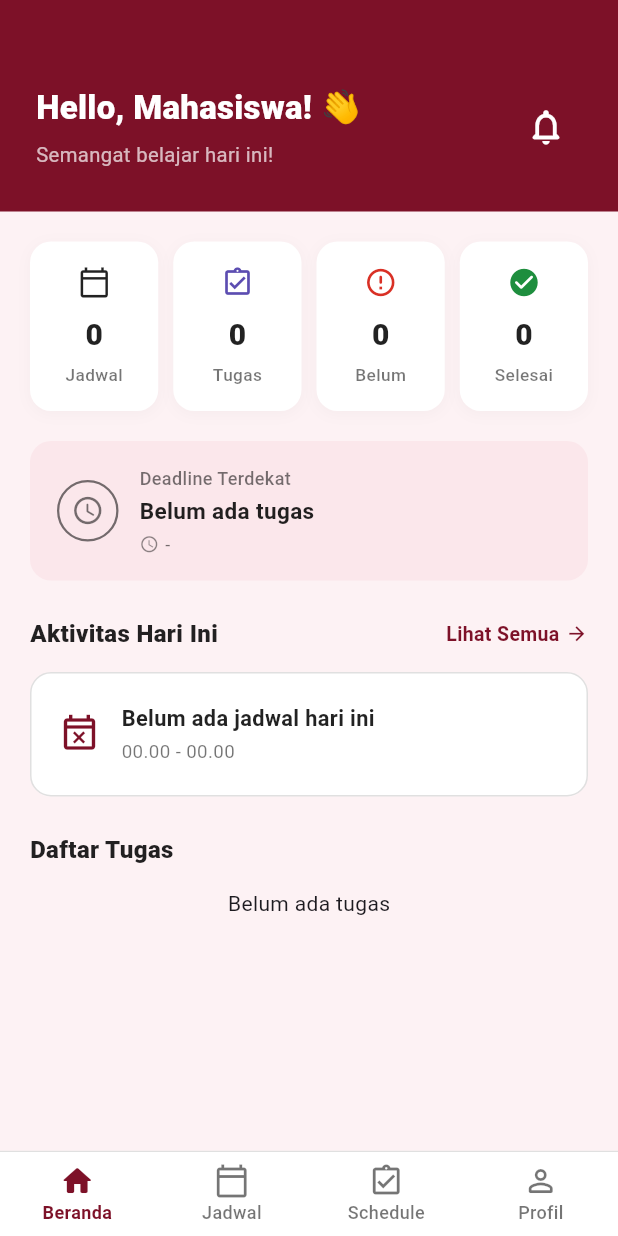
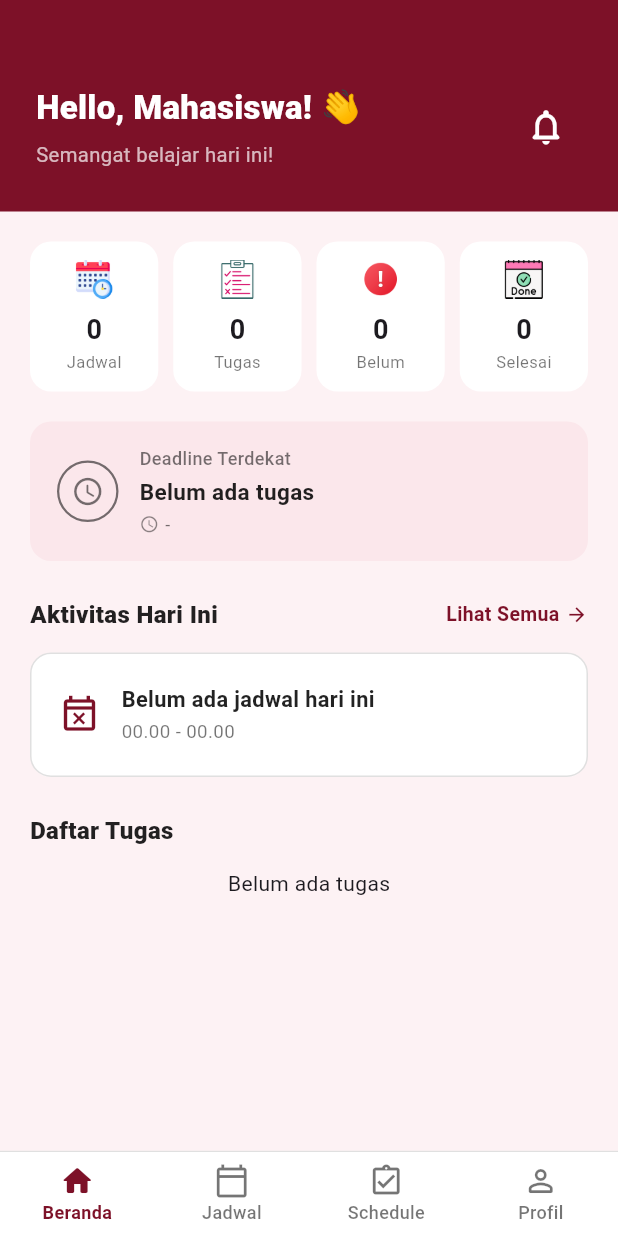
Before and after one commit to srimuliani310/Student_Task_Manager, a Flutter app: the HomeScreen screen opened directly, on a phone screen of 412 x 824 dp. Run offline on Flutter 3.47's test engine with Material 3 defaults, Android fonts, the phone set to English and light mode, and no system bars; our stand-ins replace sqflite; accounts and stored records are empty.

Commit message:
Ubah icon

```diff
--- a/lib/screens/home_screen.dart
+++ b/lib/screens/home_screen.dart
@@ -123,35 +123,34 @@ class _HomeScreenState extends State<HomeScreen> {
                     children: [
                       Expanded(
                         child: _buildStatCard(
-                          icon: Icons.calendar_today_outlined,
-                          iconColor: Colors.black87,
+                          iconPath: 'assets/images/jadwal.png',
                           count: '$totalJadwal',
                           label: 'Jadwal',
                         ),
                       ),
                       const SizedBox(width: 10),
+
                       Expanded(
                         child: _buildStatCard(
-                          icon: Icons.assignment_turned_in_outlined,
-                          iconColor: iconPurple,
+                          iconPath: 'assets/images/tugas.png',
                           count: '$totalTugas',
                           label: 'Tugas',
                         ),
                       ),
                       const SizedBox(width: 10),
+
                       Expanded(
                         child: _buildStatCard(
-                          icon: Icons.error_outline_rounded,
-                          iconColor: iconRed,
+                          iconPath: 'assets/images/belum.png',
                           count: '$tugasBelum',
                           label: 'Belum',
                         ),
                       ),
                       const SizedBox(width: 10),
+
                       Expanded(
                         child: _buildStatCard(
-                          icon: Icons.check_circle_rounded,
-                          iconColor: iconGreen,
+                          iconPath: 'assets/images/selesai.png',
                           count: '$tugasSelesai',
                           label: 'Selesai',
                         ),
@@ -438,44 +437,29 @@ class _HomeScreenState extends State<HomeScreen> {
 
   // Widget pembantu untuk 4 kartu statistik atas
   Widget _buildStatCard({
-    required IconData icon,
-    required Color iconColor,
+    required String iconPath,
     required String count,
     required String label,
   }) {
     return Container(
-      padding: const EdgeInsets.symmetric(vertical: 16, horizontal: 8),
+      padding: const EdgeInsets.symmetric(vertical: 12),
       decoration: BoxDecoration(
         color: Colors.white,
         borderRadius: BorderRadius.circular(14),
-        boxShadow: [
-          BoxShadow(
-            color: Colors.black.withValues(alpha: 0.03),
-            blurRadius: 8,
-            offset: const Offset(0, 2),
-          ),
-        ],
       ),
       child: Column(
         children: [
-          Icon(icon, color: iconColor, size: 22),
-          const SizedBox(height: 10),
+          Image.asset(iconPath, width: 26, height: 26, fit: BoxFit.contain),
+          const SizedBox(height: 8),
+
           Text(
             count,
-            style: const TextStyle(
-              fontSize: 20,
-              fontWeight: FontWeight.w800,
-              color: Colors.black87,
-            ),
+            style: const TextStyle(fontSize: 18, fontWeight: FontWeight.bold),
           ),
-          const SizedBox(height: 4),
+
           Text(
             label,
-            style: const TextStyle(
-              fontSize: 11.5,
-              fontWeight: FontWeight.w500,
-              color: Colors.black54,
-            ),
+            style: const TextStyle(fontSize: 11, color: Colors.black54),
           ),
         ],
       ),
--- a/pubspec.yaml
+++ b/pubspec.yaml
@@ -60,6 +60,8 @@ flutter:
   # the material Icons class.
   uses-material-design: true
 
+  assets:
+    - assets/images/
   # To add assets to your application, add an assets section, like this:
   # assets:
   #   - assets/~images/image.png
```
Also changed, not shown: assets/images/belum.png (added), assets/images/jadwal.png (added), assets/images/selesai.png (added), assets/images/tugas.png (added), assets/images/warning.png (added), pubspec.lock.
